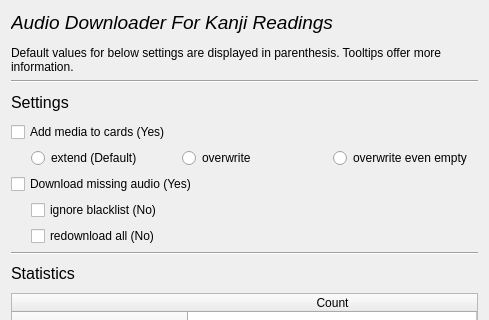
klieret/anki-readings-audio, file readings_audio/gui_download_design.ui: the form before one commit; both pictures show x 0 to 489 and y 0 to 320 of the 489 by 594 pixel window.
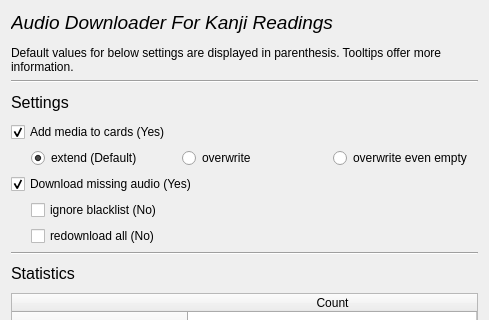
The form after the commit. Icons and pictures are not drawn.

Commit message: connected buttons in ui etc.

What changed in the file:
```diff
--- a/readings_audio/gui_download_design.ui
+++ b/readings_audio/gui_download_design.ui
@@ -78,6 +78,9 @@
      <property name="text">
       <string>Add media to cards (Yes)</string>
      </property>
+     <property name="checked">
+      <bool>true</bool>
+     </property>
     </widget>
    </item>
    <item>
@@ -106,6 +109,9 @@
        <property name="text">
         <string>extend (Default)</string>
        </property>
+       <property name="checked">
+        <bool>true</bool>
+       </property>
       </widget>
      </item>
      <item>
@@ -138,6 +144,9 @@
      <property name="text">
       <string>Download missing audio (Yes)</string>
      </property>
+     <property name="checked">
+      <bool>true</bool>
+     </property>
     </widget>
    </item>
    <item>
```
Left out of the diff: 2 changed lines with no effect on the pictures. The commit also changes 2 other files.
